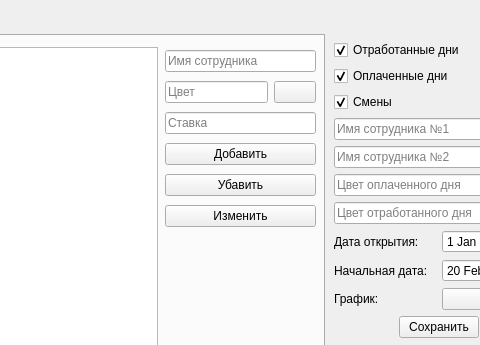
Old version of the form mainwindow.ui in the repository The-Zealot/WBScheduleManager; both pictures show x 186 to 666 and y 0 to 345 of the 748 by 486 pixel window.
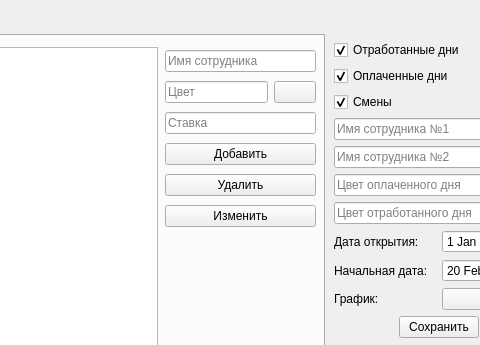
New version of the form. The open tabs and pages were chosen to show the change. Custom widgets are drawn as their Qt base class.

Commit message: Light redesign

Patch:
```diff
--- a/mainwindow.ui
+++ b/mainwindow.ui
@@ -381,7 +381,7 @@
        <item row="4" column="0" colspan="2">
         <widget class="QPushButton" name="buttonRemove">
          <property name="text">
-          <string>Убавить</string>
+          <string>Удалить</string>
          </property>
         </widget>
        </item>
```
The commit also changes 1 other file.
